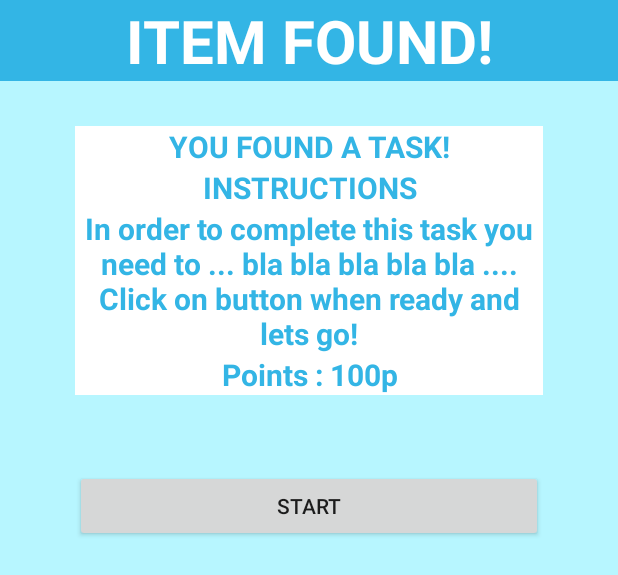
After one commit to lordoscarr/Methor, an Android app: the layout activity_login.xml on its own in the app's theme, with its tools: preview values and no code run, on a phone screen of 412 x 824 dp. The commit adds this screen. Shown: the top 575 px of the screen. Run offline under Robolectric (Android 15) with nearby library versions, the phone set to English and light mode, and no system bars.

Commit message:
Jävligt enkelt "designat" för att ha ngt att visa imorgon:)

```diff
--- a/app/build.gradle
+++ b/app/build.gradle
@@ -4,7 +4,7 @@ android {
     compileSdkVersion 28
     defaultConfig {
         applicationId "methor.se.methor"
-        minSdkVersion 22
+        minSdkVersion 15
         targetSdkVersion 28
         versionCode 1
         versionName "1.0"
@@ -22,6 +22,7 @@ dependencies {
     implementation fileTree(dir: 'libs', include: ['*.jar'])
     implementation 'com.android.support:appcompat-v7:28.0.0'
     implementation 'com.android.support.constraint:constraint-layout:1.1.3'
+    implementation 'com.google.android.gms:play-services-maps:16.0.0'
     testImplementation 'junit:junit:4.12'
     androidTestImplementation 'com.android.support.test:runner:1.0.2'
     androidTestImplementation 'com.android.support.test.espresso:espresso-core:3.0.2'
--- a/app/src/main/AndroidManifest.xml
+++ b/app/src/main/AndroidManifest.xml
@@ -1,6 +1,13 @@
 <?xml version="1.0" encoding="utf-8"?>
 <manifest xmlns:android="http://schemas.android.com/apk/res/android"
     package="methor.se.methor">
+
+    <!--
+         The ACCESS_COARSE/FINE_LOCATION permissions are not required to use
+         Google Maps Android API v2, but you must specify either coarse or fine
+         location permissions for the 'MyLocation' functionality.
+    -->
+    <uses-permission android:name="android.permission.ACCESS_FINE_LOCATION" />
 
     <application
         android:allowBackup="true"
@@ -9,13 +16,17 @@
         android:roundIcon="@mipmap/ic_launcher_round"
         android:supportsRtl="true"
         android:theme="@style/AppTheme">
-        <activity android:name=".MainActivity">
+        <activity
+            android:name=".MainActivity"
+            android:theme="@style/AppTheme">
             <intent-filter>
                 <action android:name="android.intent.action.MAIN" />
 
                 <category android:name="android.intent.category.LAUNCHER" />
             </intent-filter>
         </activity>
+        <activity android:name=".Login" />
+
     </application>
 
 </manifest>
--- a/app/src/main/java/methor/se/methor/MainActivity.java
+++ b/app/src/main/java/methor/se/methor/Login.java
@@ -2,15 +2,12 @@ package methor.se.methor;
 
 import android.support.v7.app.AppCompatActivity;
 import android.os.Bundle;
-import android.widget.Toast;
 
-public class MainActivity extends AppCompatActivity {
+public class Login extends AppCompatActivity {
 
     @Override
     protected void onCreate(Bundle savedInstanceState) {
         super.onCreate(savedInstanceState);
-        setContentView(R.layout.activity_main);
-
-        Toast.makeText(this, "METHOD BIIITCHES", Toast.LENGTH_SHORT).show();
+        setContentView(R.layout.activity_login);
     }
 }
--- /dev/null
+++ b/app/src/main/res/layout/activity_login.xml
@@ -0,0 +1,85 @@
+<?xml version="1.0" encoding="utf-8"?>
+<LinearLayout xmlns:android="http://schemas.android.com/apk/res/android"
+    xmlns:app="http://schemas.android.com/apk/res-auto"
+    xmlns:tools="http://schemas.android.com/tools"
+    android:layout_width="match_parent"
+    android:layout_height="match_parent"
+    android:background="#4800ddff"
+    android:orientation="vertical"
+    tools:context=".Login">
+
+    <TextView
+        android:id="@+id/textView"
+        android:layout_width="match_parent"
+        android:layout_height="wrap_content"
+        android:background="@android:color/holo_blue_light"
+        android:text="ITEM FOUND!"
+        android:textAlignment="center"
+
+        android:textColor="@android:color/background_light"
+        android:textSize="40sp"
+        android:textStyle="bold" />
+
+    <TextView
+        android:layout_width="match_parent"
+        android:layout_height="wrap_content"
+        android:layout_marginLeft="50dp"
+        android:layout_marginRight="50dp"
+        android:layout_marginTop="30dp"
+        android:background="?attr/colorBackgroundFloating"
+        android:text="YOU FOUND A TASK!"
+        android:textAlignment="center"
+        android:textColor="@android:color/holo_blue_light"
+        android:textSize="20sp"
+        android:textStyle="bold" />
+
+    <TextView
+        android:id="@+id/textView3"
+        android:layout_width="match_parent"
+        android:layout_height="wrap_content"
+        android:layout_marginLeft="50dp"
+        android:layout_marginRight="50dp"
+        android:background="?attr/colorBackgroundFloating"
+        android:text="INSTRUCTIONS"
+        android:textAlignment="center"
+        android:textColor="@android:color/holo_blue_light"
+        android:textSize="20sp"
+        android:textStyle="bold" />
+
+    <TextView
+        android:id="@+id/textView4"
+        android:layout_width="match_parent"
+        android:layout_height="wrap_content"
+        android:layout_marginLeft="50dp"
+        android:layout_marginRight="50dp"
+        android:background="?attr/colorBackgroundFloating"
+        android:text="In order to complete this task you need to ... bla bla bla bla bla .... Click on button when ready and lets go!"
+        android:textAlignment="center"
+        android:textColor="@android:color/holo_blue_light"
+        android:textSize="20sp"
+        android:textStyle="bold" />
+
+    <TextView
+        android:id="@+id/textView5"
+        android:layout_width="match_parent"
+        android:layout_height="wrap_content"
+        android:layout_marginLeft="50dp"
+        android:layout_marginRight="50dp"
+        android:background="?attr/colorBackgroundFloating"
+        android:text="Points : 100p"
+        android:textAlignment="center"
+        android:textColor="@android:color/holo_blue_light"
+        android:textSize="20sp"
+        android:textStyle="bold" />
+
+    <Button
+        android:id="@+id/button"
+        android:layout_marginTop="50dp"
+        android:layout_marginLeft="50dp"
+        android:layout_marginRight="50dp"
+        android:layout_marginBottom="50dp"
+        android:layout_width="match_parent"
+        android:layout_height="wrap_content"
+        android:text="START" />
+
+</LinearLayout>
--- a/app/src/main/res/layout/activity_main.xml
+++ b/app/src/main/res/layout/activity_main.xml
@@ -6,13 +6,4 @@
     android:layout_height="match_parent"
     tools:context=".MainActivity">
 
-    <TextView
-        android:layout_width="wrap_content"
-        android:layout_height="wrap_content"
-        android:text="Hello World!"
-        app:layout_constraintBottom_toBottomOf="parent"
-        app:layout_constraintLeft_toLeftOf="parent"
-        app:layout_constraintRight_toRightOf="parent"
-        app:layout_constraintTop_toTopOf="parent" />
-
 </android.support.constraint.ConstraintLayout>
--- a/app/src/main/res/values/colors.xml
+++ b/app/src/main/res/values/colors.xml
@@ -1,6 +1,6 @@
 <?xml version="1.0" encoding="utf-8"?>
 <resources>
-    <color name="colorPrimary">#008577</color>
+    <color name="colorPrimary">#ff0000</color>
     <color name="colorPrimaryDark">#00574B</color>
     <color name="colorAccent">#D81B60</color>
 </resources>
--- a/app/src/main/res/values/strings.xml
+++ b/app/src/main/res/values/strings.xml
@@ -1,3 +1,4 @@
 <resources>
     <string name="app_name">Methor</string>
+    <string name="title_activity_maps">Map</string>
 </resources>
--- a/app/src/main/res/values/styles.xml
+++ b/app/src/main/res/values/styles.xml
@@ -3,9 +3,10 @@
     <!-- Base application theme. -->
     <style name="AppTheme" parent="Theme.AppCompat.Light.DarkActionBar">
         <!-- Customize your theme here. -->
-        <item name="colorPrimary">@color/colorPrimary</item>
-        <item name="colorPrimaryDark">@color/colorPrimaryDark</item>
-        <item name="colorAccent">@color/colorAccent</item>
+        <item name="colorPrimary">@android:color/holo_blue_light</item>
+        <item name="colorPrimaryDark">@android:color/black</item>
+        <item name="colorAccent">@android:color/holo_blue_light</item>
+        <item name="android:windowBackground">@android:color/background_light</item>
     </style>
 
 </resources>
```
Also changed, not shown: 1 other file.
